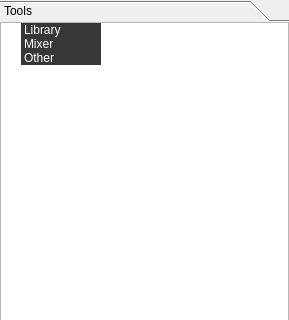
CasparCG/client, file src/Widgets/Library/LibraryWidget.ui: the form before one commit; both pictures show x 0 to 289 and y 0 to 320 of the 289 by 600 pixel window.
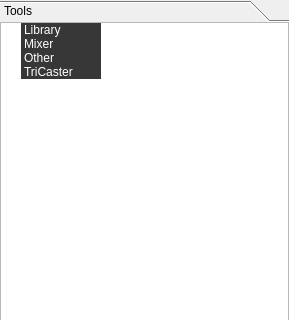
The form after the commit. Custom widgets are drawn as their Qt base class.

Commit message: Initial support for remote control NewTek TriCaster.

Diff of the .ui file:
```diff
--- a/src/Widgets/Library/LibraryWidget.ui
+++ b/src/Widgets/Library/LibraryWidget.ui
@@ -199,6 +199,29 @@
            <set>ItemIsSelectable|ItemIsUserCheckable|ItemIsEnabled</set>
           </property>
          </item>
+         <item>
+          <property name="text">
+           <string>TriCaster</string>
+          </property>
+          <property name="background">
+           <brush brushstyle="SolidPattern">
+            <color alpha="255">
+             <red>55</red>
+             <green>55</green>
+             <blue>55</blue>
+            </color>
+           </brush>
+          </property>
+          <property name="foreground">
+           <brush brushstyle="SolidPattern">
+            <color alpha="255">
+             <red>255</red>
+             <green>255</green>
+             <blue>255</blue>
+            </color>
+           </brush>
+          </property>
+         </item>
         </widget>
        </item>
       </layout>
```
The commit also changes 55 other files.
